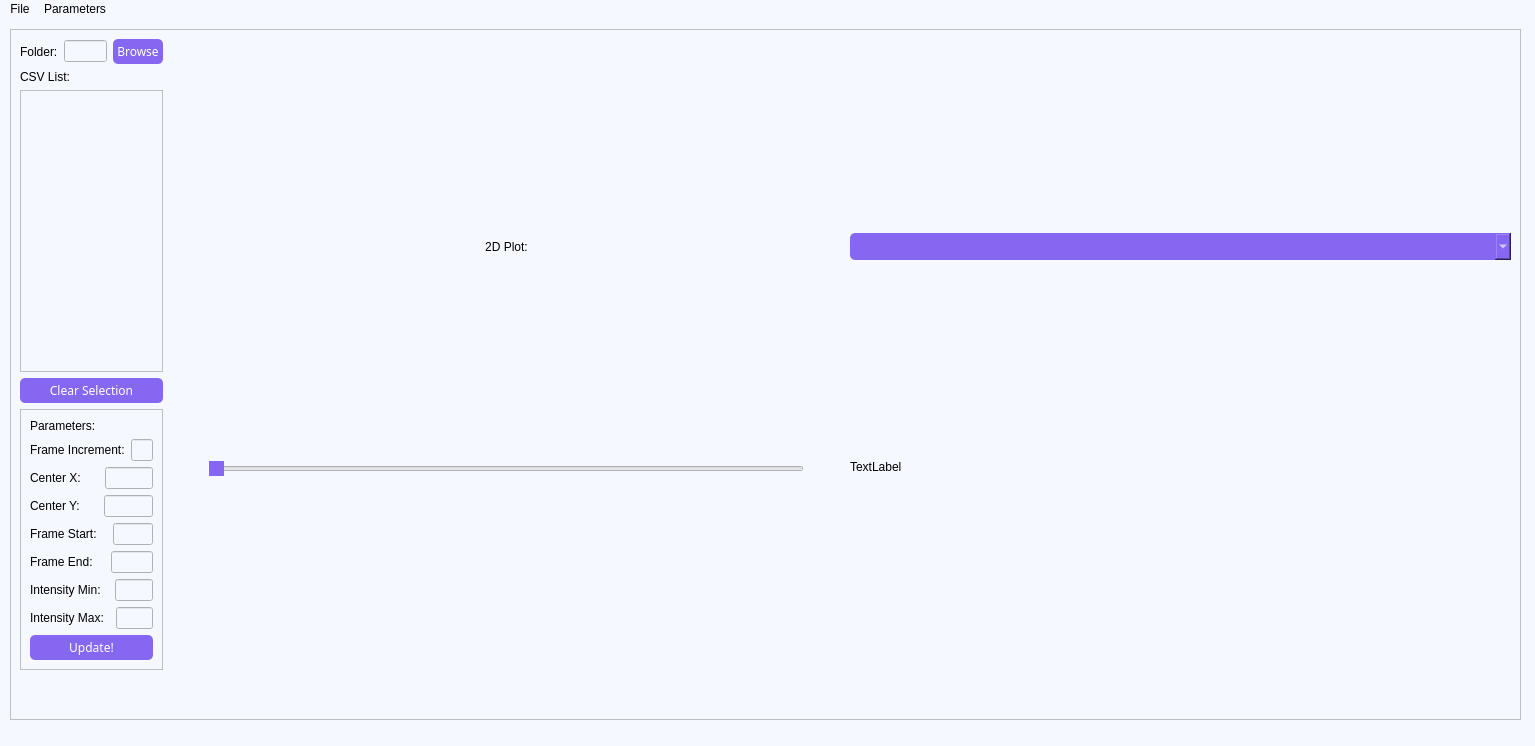
Qt form src/Map.1.3.color.ui (bobby3755/MAP) before a commit.
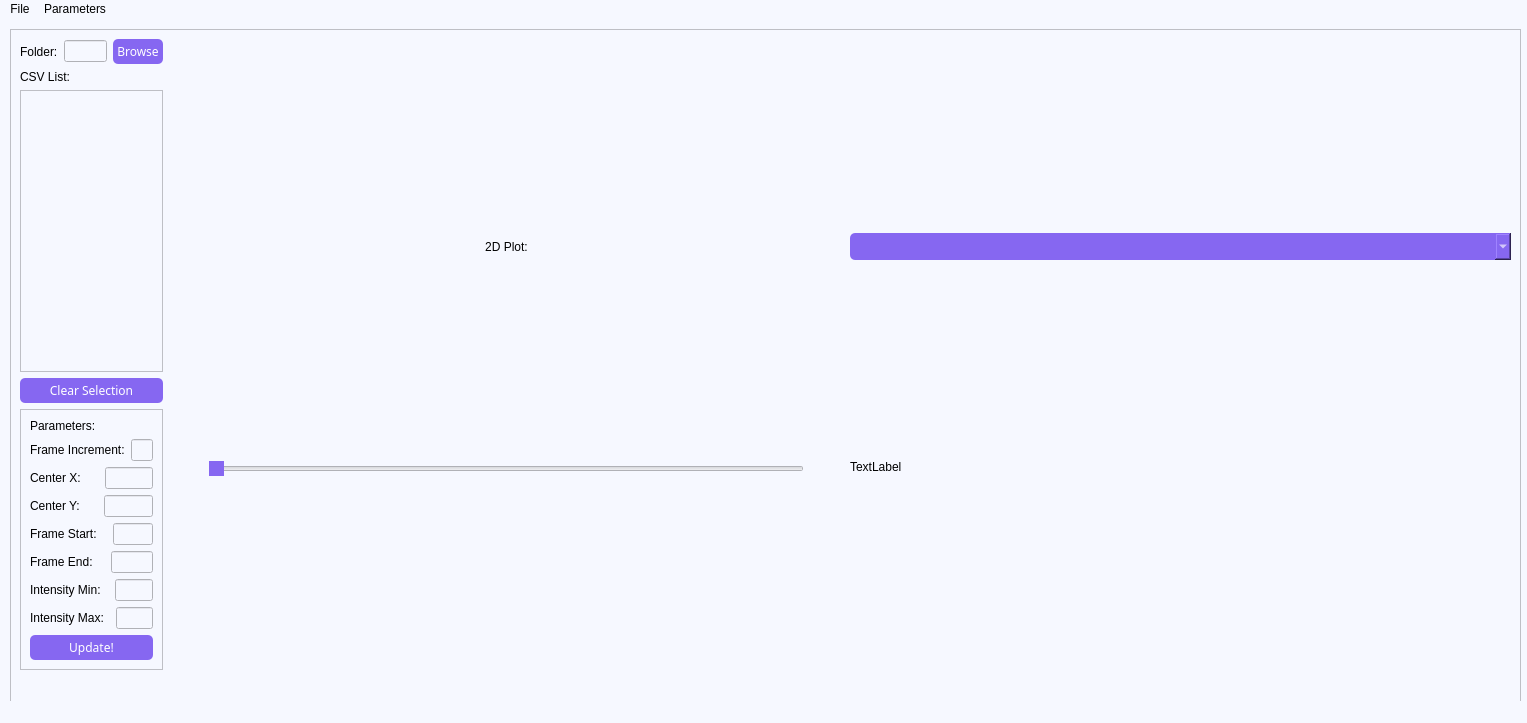
The same form after that commit.

Patch:
```diff
--- a/src/Map.1.3.color.ui
+++ b/src/Map.1.3.color.ui
@@ -6,8 +6,8 @@
    <rect>
     <x>0</x>
     <y>0</y>
-    <width>1535</width>
-    <height>746</height>
+    <width>1527</width>
+    <height>723</height>
    </rect>
   </property>
   <property name="windowTitle">
@@ -592,8 +592,8 @@
     <rect>
      <x>0</x>
      <y>0</y>
-     <width>1535</width>
-     <height>21</height>
+     <width>1527</width>
+     <height>18</height>
     </rect>
    </property>
    <widget class="QMenu" name="menuFile">
```
